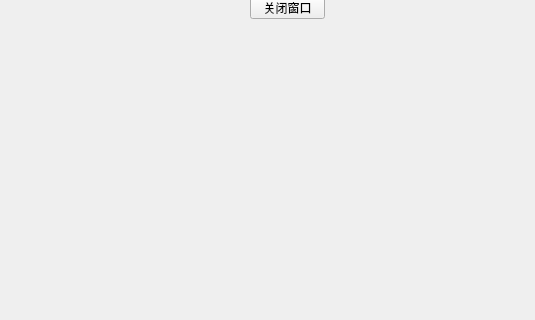
Above: MainWinSignalSlot.ui from KalutSirocco/PyQT5_Practice before the change; both pictures show x 0 to 535 and y 124 to 444 of the 800 by 600 pixel window. Below: the same form after it.
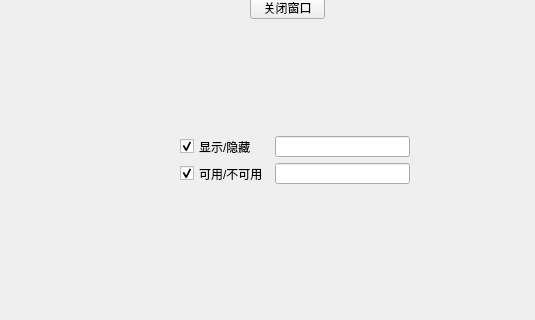
That is the form after the change.

The edit to the form file:
```diff
--- a/MainWinSignalSlot.ui
+++ b/MainWinSignalSlot.ui
@@ -27,6 +27,44 @@
      <string>关闭窗口</string>
     </property>
    </widget>
+   <widget class="QWidget" name="">
+    <property name="geometry">
+     <rect>
+      <x>180</x>
+      <y>260</y>
+      <width>230</width>
+      <height>48</height>
+     </rect>
+    </property>
+    <layout class="QFormLayout" name="formLayout_2">
+     <item row="0" column="0">
+      <widget class="QCheckBox" name="checkBox">
+       <property name="text">
+        <string>显示/隐藏</string>
+       </property>
+       <property name="checked">
+        <bool>true</bool>
+       </property>
+      </widget>
+     </item>
+     <item row="0" column="1">
+      <widget class="QLineEdit" name="lineEdit"/>
+     </item>
+     <item row="1" column="0">
+      <widget class="QCheckBox" name="checkBox_2">
+       <property name="text">
+        <string>可用/不可用</string>
+       </property>
+       <property name="checked">
+        <bool>true</bool>
+       </property>
+      </widget>
+     </item>
+     <item row="1" column="1">
+      <widget class="QLineEdit" name="lineEdit_2"/>
+     </item>
+    </layout>
+   </widget>
   </widget>
   <widget class="QMenuBar" name="menubar">
    <property name="geometry">
```
Left out of the diff: 32 changed lines with no effect on the pictures.
